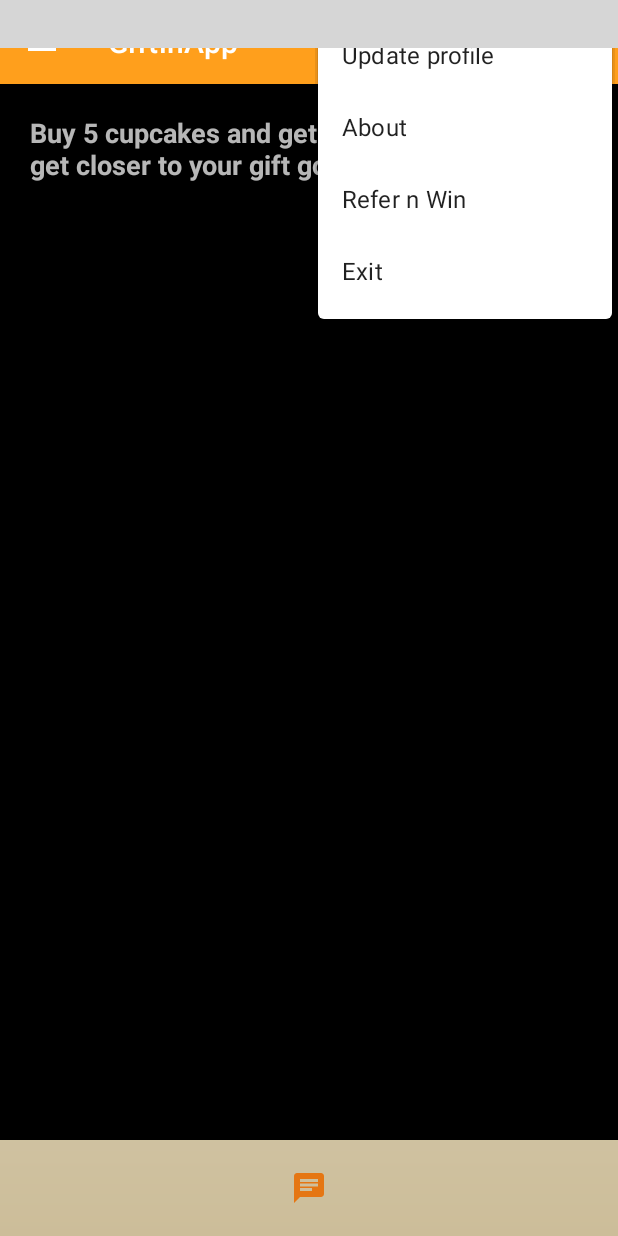
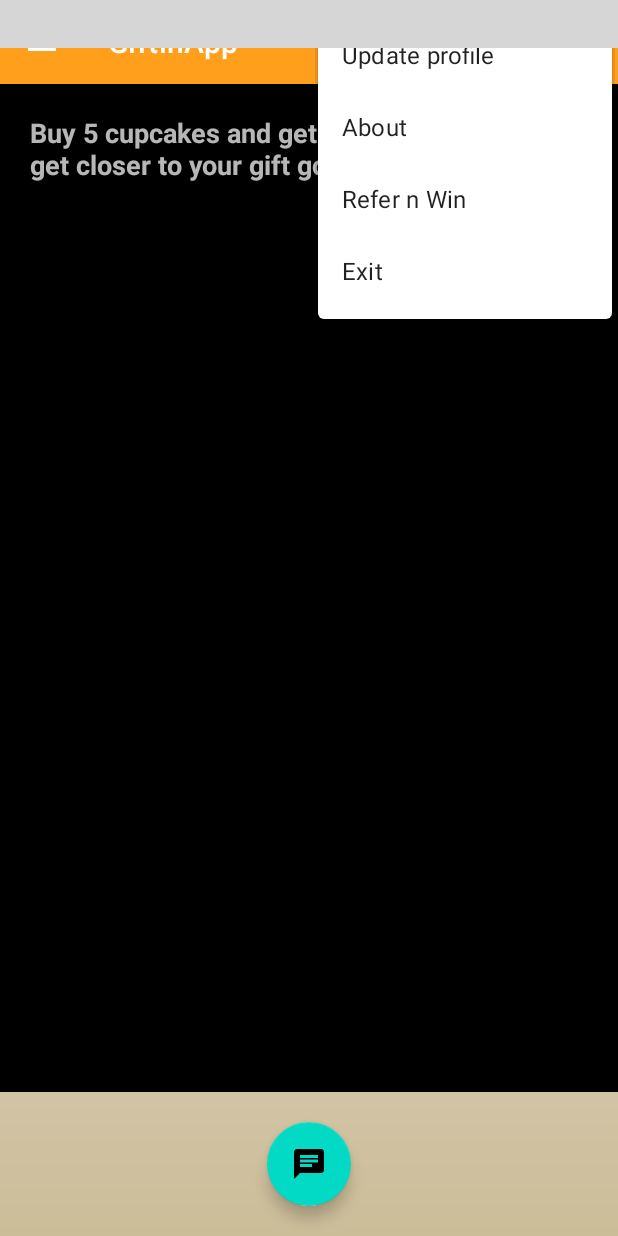
Before and after one commit to sterlingking1990/GiftinApp, an Android app: the fragment CustomerRewardStories placed in its activity, with the options menu open, on a phone screen of 412 x 824 dp. Run offline under Robolectric (Android 15) with nearby library versions, the phone set to English and light mode, and no system bars; our stand-ins replace Firebase (no records; nobody signed in at launch, a user with empty details on screens opened directly), Picasso, RxJava, navigation-ui; libraries missing offline, so code that uses them is left out: androidx.navigation.ui, com.synnapps.carouselview; plain views replace CarouselView; pictures from the network do not load; 7 statements that could not run were skipped; grey boxes are pictures that could not be loaded.

Commit message:
update chat icon to fab

```diff
--- a/app/src/main/res/layout/fragment_customer_reward_stories.xml
+++ b/app/src/main/res/layout/fragment_customer_reward_stories.xml
@@ -31,12 +31,13 @@
         android:background="#000000"
         android:layout_height="match_parent"/>
 
-    <ImageView
+    <com.google.android.material.floatingactionbutton.FloatingActionButton
         android:id="@+id/imgChatWithBusiness"
         android:layout_width="wrap_content"
         android:layout_alignParentBottom="true"
         android:layout_centerHorizontal="true"
         android:layout_margin="20dp"
+        android:elevation="100dp"
         android:layout_height="wrap_content"
         android:src="@drawable/ic_chat_with_business"/>
 
```
